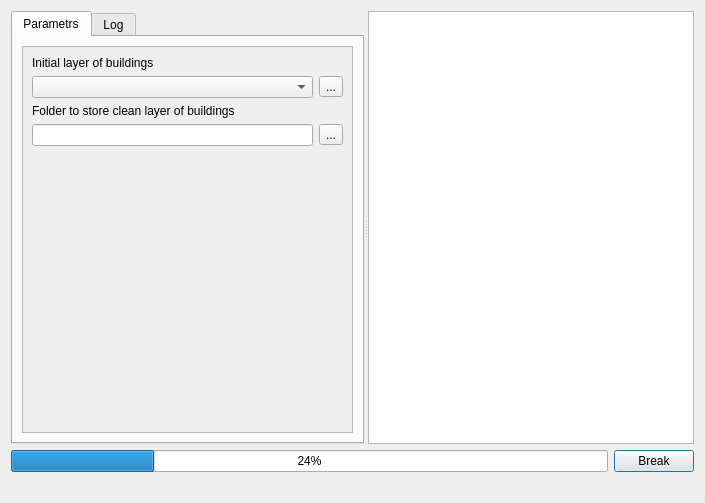
The window that UI/visualization_clean.ui (ishusterman/tau_net_calc) describes before a commit, drawn with Qt 5.
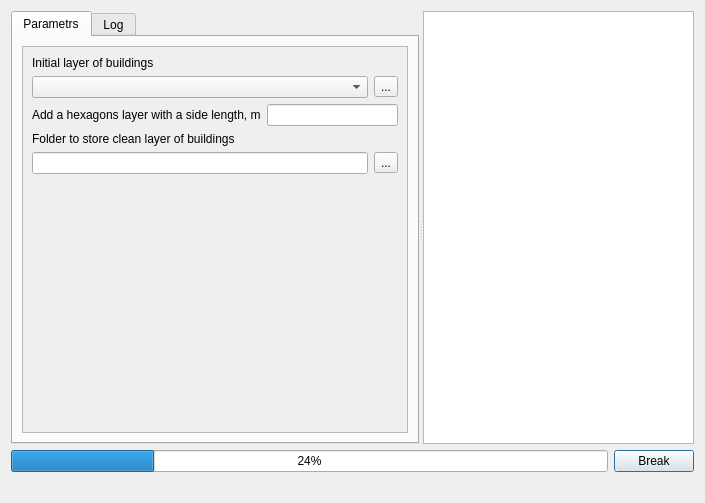
The same window after the commit.

The edit to the form file:
```diff
--- a/UI/visualization_clean.ui
+++ b/UI/visualization_clean.ui
@@ -83,7 +83,7 @@
             <rect>
              <x>0</x>
              <y>0</y>
-             <width>326</width>
+             <width>401</width>
              <height>191</height>
             </rect>
            </property>
@@ -130,14 +130,14 @@
                 </item>
                </layout>
               </item>
-              <item row="3" column="0">
+              <item row="4" column="0">
                <widget class="QLabel" name="label">
                 <property name="text">
                  <string>Folder to store clean layer of buildings</string>
                 </property>
                </widget>
               </item>
-              <item row="5" column="0" colspan="2">
+              <item row="6" column="0" colspan="2">
                <layout class="QHBoxLayout" name="horizontalLayout_3">
                 <item>
                  <widget class="QLineEdit" name="txtPathToProtocols"/>
@@ -151,6 +151,20 @@
                 </item>
                </layout>
               </item>
+              <item row="3" column="0" colspan="2">
+               <layout class="QHBoxLayout" name="horizontalLayout_6">
+                <item>
+                 <widget class="QLabel" name="lblAddHex">
+                  <property name="text">
+                   <string>Add a hexagons layer with a side length, m</string>
+                  </property>
+                 </widget>
+                </item>
+                <item>
+                 <widget class="QLineEdit" name="txtAddHex"/>
+                </item>
+               </layout>
+              </item>
              </layout>
             </item>
            </layout>
```
